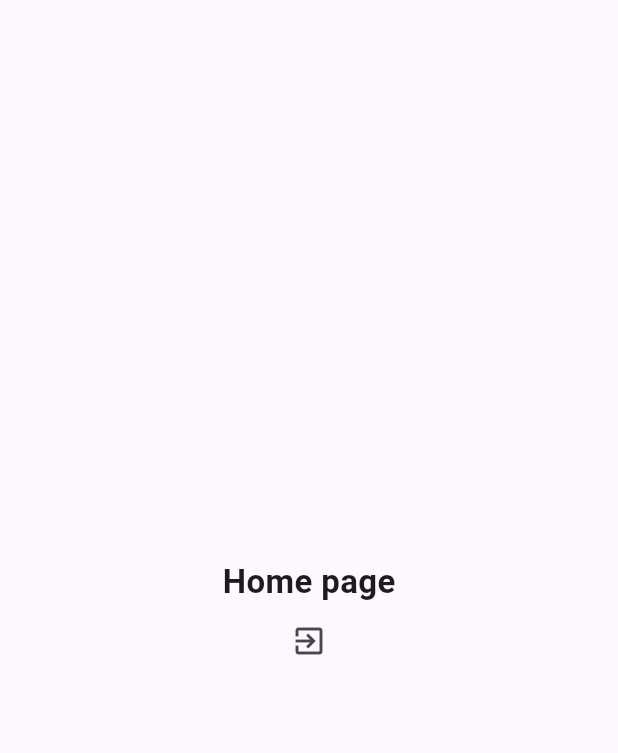
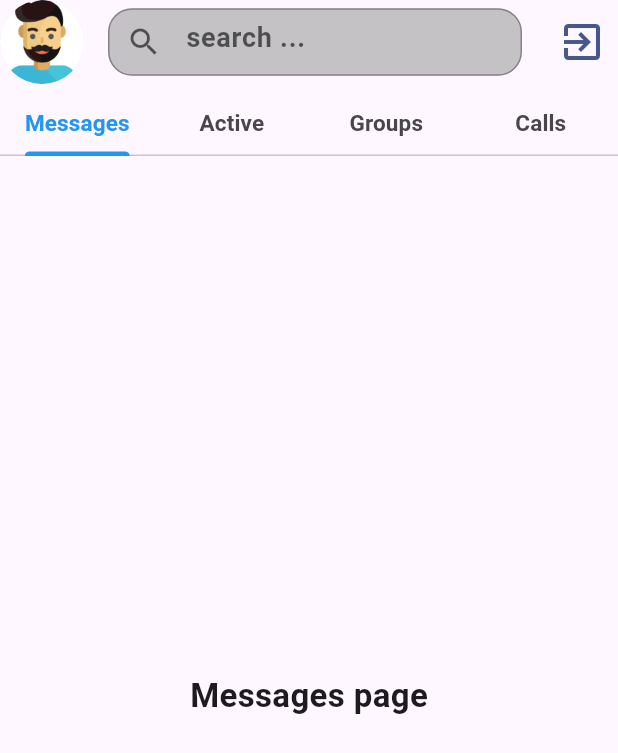
Before and after one commit to abdelbasir22/ibm_task, a Flutter app: the HomeView screen opened directly, on a phone screen of 412 x 824 dp. Shown: the top 753 px of the screen. Run offline on Flutter 3.47's test engine with Material 3 defaults, Android fonts, the phone set to English and light mode, and no system bars; our stand-ins replace font_awesome_flutter, shared_preferences; accounts and stored records are empty.

```diff
--- /dev/null
+++ b/lib/features/active/presentation/views/active_view.dart
@@ -0,0 +1,19 @@
+import 'package:flutter/material.dart';
+
+class ActiveView extends StatelessWidget {
+  const ActiveView({
+    super.key,
+  });
+
+  @override
+  Widget build(BuildContext context) {
+    return const Scaffold(
+      body: Center(
+        child: Text(
+          "Active page",
+          style: TextStyle(fontSize: 22, fontWeight: FontWeight.w600),
+        ),
+      ),
+    );
+  }
+}
--- a/lib/features/auth/presentation/views/widget/login_view_body.dart
+++ b/lib/features/auth/presentation/views/widget/login_view_body.dart
@@ -28,7 +28,7 @@ class _LoginViewBodyState extends State<LoginViewBody> {
     try {
       await Provider.of<AuthProvider>(context, listen: false)
           .login(email, password);
-      Navigator.of(context).push(
+      Navigator.of(context).pushReplacement(
         MaterialPageRoute(
           builder: (context) => const HomeView(),
         ),
--- /dev/null
+++ b/lib/features/calls/presentation/views/calls_view.dart
@@ -0,0 +1,19 @@
+import 'package:flutter/material.dart';
+
+class CallsView extends StatelessWidget {
+  const CallsView({
+    super.key,
+  });
+
+  @override
+  Widget build(BuildContext context) {
+    return const Scaffold(
+      body: Center(
+        child: Text(
+          "Calls page",
+          style: TextStyle(fontSize: 22, fontWeight: FontWeight.w600),
+        ),
+      ),
+    );
+  }
+}
--- /dev/null
+++ b/lib/features/groups/presentation/views/groups_view.dart
@@ -0,0 +1,19 @@
+import 'package:flutter/material.dart';
+
+class GroupsView extends StatelessWidget {
+  const GroupsView({
+    super.key,
+  });
+
+  @override
+  Widget build(BuildContext context) {
+    return const Scaffold(
+      body: Center(
+        child: Text(
+          "Groups page",
+          style: TextStyle(fontSize: 22, fontWeight: FontWeight.w600),
+        ),
+      ),
+    );
+  }
+}
--- a/lib/features/home/presentation/views/home_view.dart
+++ b/lib/features/home/presentation/views/home_view.dart
@@ -1,8 +1,14 @@
 import 'package:flutter/material.dart';
+import 'package:ibm_task/core/utils/app_colors.dart';
+import 'package:ibm_task/features/active/presentation/views/active_view.dart';
 import 'package:ibm_task/features/auth/presentation/views/login_view.dart';
+import 'package:ibm_task/features/calls/presentation/views/calls_view.dart';
+import 'package:ibm_task/features/groups/presentation/views/groups_view.dart';
+import 'package:ibm_task/features/messages/presentation/views/messages_view.dart';
 import 'package:provider/provider.dart';
 
 import '../../../auth/presentation/manger/login_provider.dart';
+import '../../../messages/presentation/views/widgets/custom_search_bar.dart';
 
 class HomeView extends StatelessWidget {
   const HomeView({
@@ -11,26 +17,87 @@ class HomeView extends StatelessWidget {
 
   @override
   Widget build(BuildContext context) {
-    return Scaffold(
-      body: Center(
-        child: Column(
-          mainAxisAlignment: MainAxisAlignment.center,
-          children: [
-            const Text(
-              "Home page",
-              style: TextStyle(fontSize: 22, fontWeight: FontWeight.w600),
-            ),
+    return DefaultTabController(
+      length: 4,
+      child: Scaffold(
+        appBar: AppBar(
+          leading: const CircleAvatar(
+            radius: 20,
+            backgroundImage: AssetImage('assets/images/male.png'),
+          ),
+          title: const CustomSearchBar(),
+          actions: [
             IconButton(
-              icon: const Icon(Icons.exit_to_app),
+              icon: const Icon(
+                Icons.exit_to_app,
+                size: 32,
+                color: AppColors.darkBlueGray,
+              ),
               onPressed: () async {
                 await Provider.of<AuthProvider>(context, listen: false)
                     .logout();
 
                 Navigator.of(context).pushReplacement(
-                  MaterialPageRoute(builder: (context) => const LoginView()),
+                  MaterialPageRoute(
+                    builder: (context) => const LoginView(),
+                  ),
                 );
               },
             ),
+          ],
+          bottom: const TabBar(
+            indicatorColor: AppColors.blue,
+            labelColor: AppColors.blue,
+            tabs: [
+              Padding(
+                padding: EdgeInsets.only(bottom: 10),
+                child: Text(
+                  'Messages',
+                  style: TextStyle(
+                    fontSize: 15,
+                    fontWeight: FontWeight.w700,
+                  ),
+                ),
+              ),
+              Padding(
+                padding: EdgeInsets.only(bottom: 10),
+                child: Text(
+                  'Active',
+                  style: TextStyle(
+                    fontSize: 15,
+                    fontWeight: FontWeight.w700,
+                  ),
+                ),
+              ),
+              Padding(
+                padding: EdgeInsets.only(bottom: 10),
+                child: Text(
+                  'Groups',
+                  style: TextStyle(
+                    fontSize: 15,
+                    fontWeight: FontWeight.w700,
+                  ),
+                ),
+              ),
+              Padding(
+                padding: EdgeInsets.only(bottom: 10),
+                child: Text(
+                  'Calls',
+                  style: TextStyle(
+                    fontSize: 15,
+                    fontWeight: FontWeight.w700,
+                  ),
+                ),
+              ),
+            ],
+          ),
+        ),
+        body: const TabBarView(
+          children: [
+            MessagesView(),
+            ActiveView(),
+            GroupsView(),
+            CallsView(),
           ],
         ),
       ),
--- /dev/null
+++ b/lib/features/messages/presentation/views/messages_view.dart
@@ -0,0 +1,19 @@
+import 'package:flutter/material.dart';
+
+class MessagesView extends StatelessWidget {
+  const MessagesView({
+    super.key,
+  });
+
+  @override
+  Widget build(BuildContext context) {
+    return const Scaffold(
+      body: Center(
+        child: Text(
+          "Messages page",
+          style: TextStyle(fontSize: 22, fontWeight: FontWeight.w600),
+        ),
+      ),
+    );
+  }
+}
--- /dev/null
+++ b/lib/features/messages/presentation/views/widgets/custom_search_bar.dart
@@ -0,0 +1,43 @@
+import 'package:flutter/material.dart';
+
+import '../../../../../core/utils/app_colors.dart';
+
+class CustomSearchBar extends StatelessWidget {
+  const CustomSearchBar({
+    super.key,
+  });
+
+  @override
+  Widget build(BuildContext context) {
+    return Center(
+      child: Container(
+        height: 45,
+        decoration: BoxDecoration(
+          borderRadius: BorderRadius.circular(16),
+        ),
+        child: Center(
+          child: TextField(
+            enabled: false,
+            decoration: InputDecoration(
+              hintText: 'search ... ',
+              hintStyle: TextStyle(
+                  fontSize: 18,
+                  fontWeight: FontWeight.w700,
+                  color: AppColors.black.withOpacity(.6)),
+              prefixIcon: Icon(
+                Icons.search,
+                color: AppColors.black.withOpacity(.6),
+              ),
+              border: OutlineInputBorder(
+                  borderRadius: BorderRadius.circular(16),
+                  borderSide:
+                      const BorderSide(width: 1, color: AppColors.blueGray)),
+              filled: true,
+              fillColor: AppColors.grey.withOpacity(.6),
+            ),
+          ),
+        ),
+      ),
+    );
+  }
+}
--- a/pubspec.yaml
+++ b/pubspec.yaml
@@ -63,9 +63,8 @@ flutter:
   uses-material-design: true
 
   # To add assets to your application, add an assets section, like this:
-  # assets:
-  #   - images/a_dot_burr.jpeg
-  #   - images/a_dot_ham.jpeg
+  assets:
+    - assets/images/
 
   # An image asset can refer to one or more resolution-specific "variants", see
   # https://flutter.dev/to/resolution-aware-images
```
Also changed, not shown: assets/images/male.png (added).
